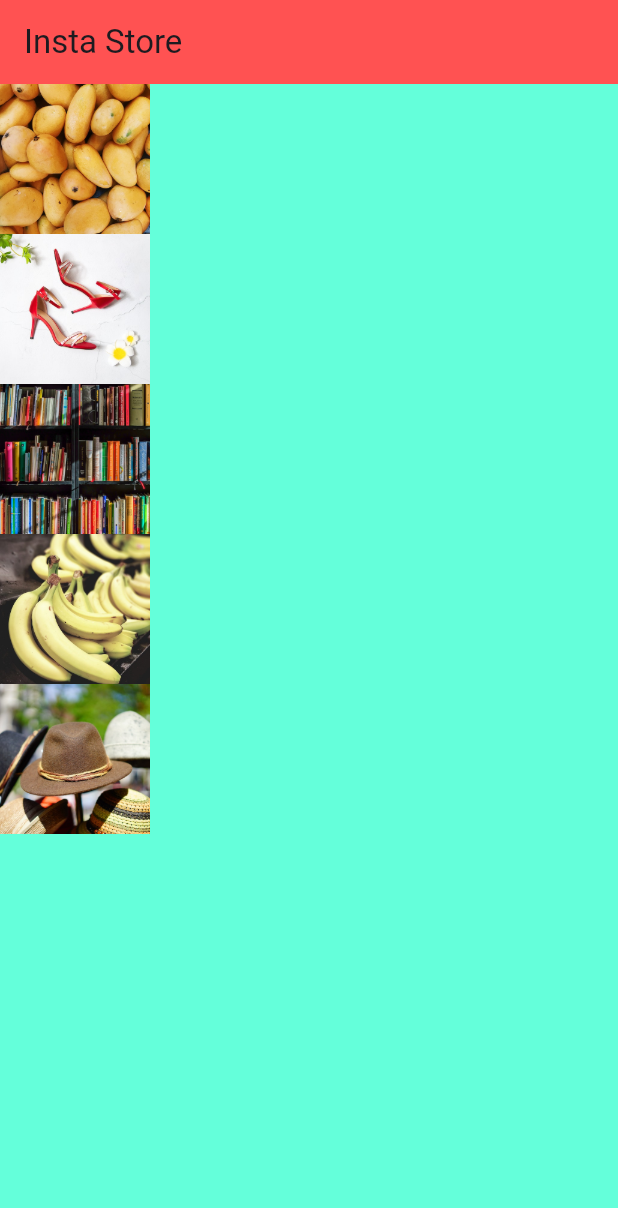
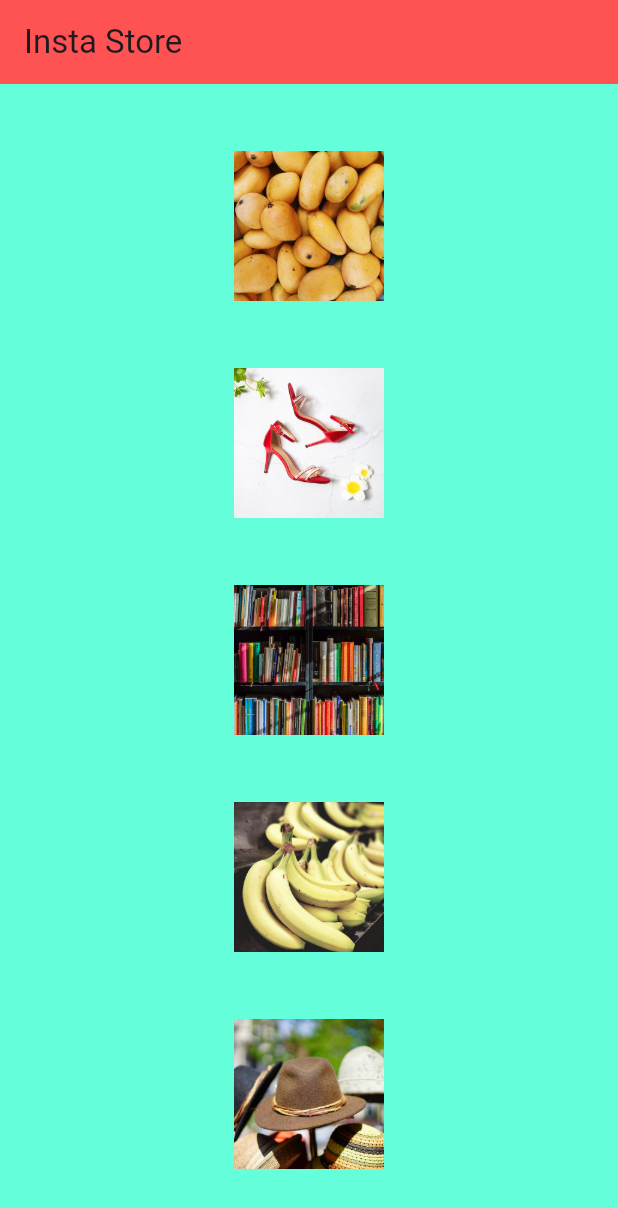
Before and after one commit to Dhannesh/flutter-app9, a Flutter app: the screen it shows after launch, on a phone screen of 412 x 824 dp. Shown: the top 1208 px of the screen. Run offline on Flutter 3.47's test engine with Material 3 defaults, Android fonts, the phone set to English and light mode, and no system bars.

Commit message:
align widget by column

```diff
--- a/lib/main.dart
+++ b/lib/main.dart
@@ -31,9 +31,13 @@ class RowOrColumn extends StatelessWidget {
   @override
   Widget build(BuildContext context) {
     return Container(
+      width: MediaQuery.of(context).size.width,
+      height: MediaQuery.of(context).size.height,
 
       child: Column(
-
+          // Main axis is now called top t0 bottom
+        mainAxisAlignment: MainAxisAlignment.spaceEvenly,
+          // crossAxisAlignment: CrossAxisAlignment.center,
           children: [
             Image.asset('images/mangoes.jpg',
             height:100,
```
Also changed, not shown: 1 other file.
